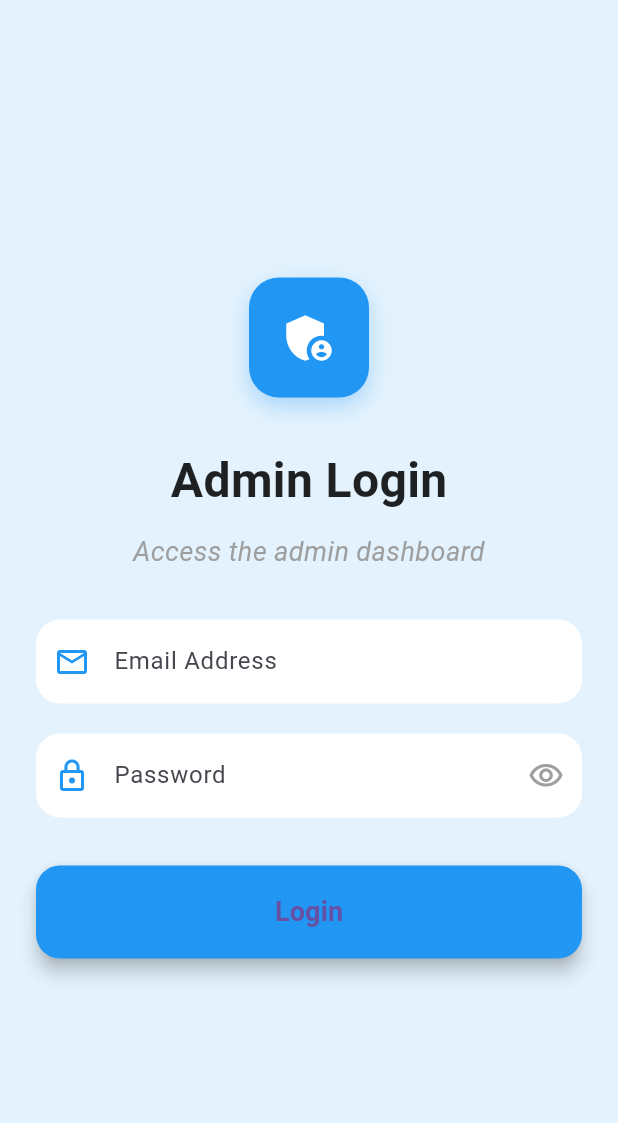
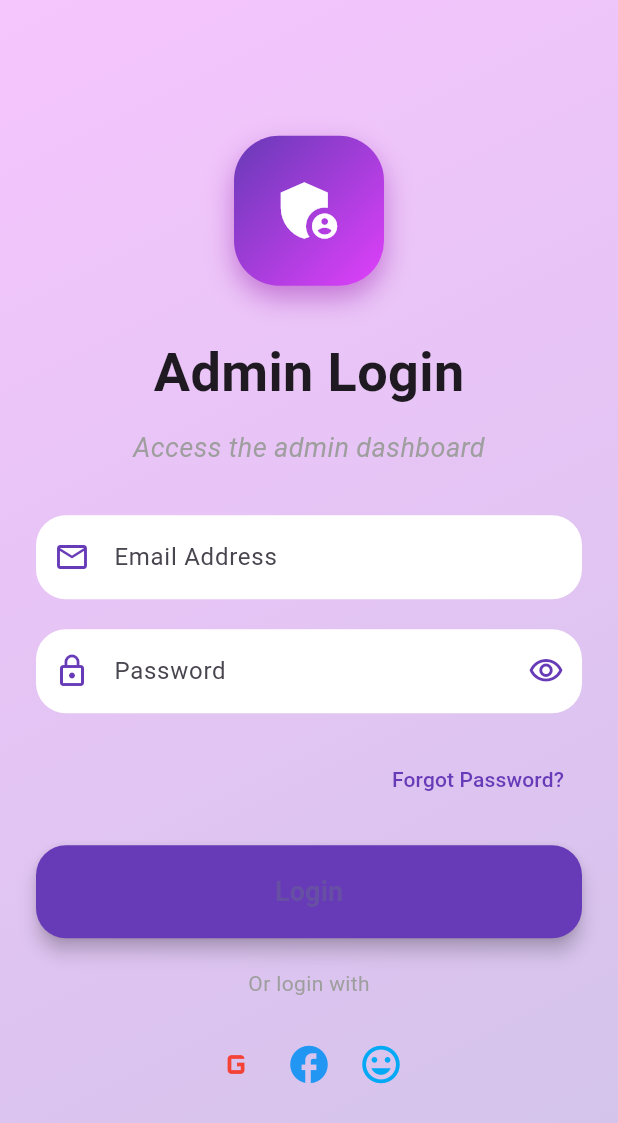
Before and after one commit to SiddhiGandhi20/AI_Powered_SubTeach, a Flutter app: the AdminLoginScreen screen opened directly, on a phone screen of 412 x 824 dp. Shown: the top 1123 px of the screen. Run offline on Flutter 3.47's test engine with Material 3 defaults, Android fonts, the phone set to English and light mode, and no system bars; our stand-ins replace fl_chart, google_sign_in, image_picker, lottie, table_calendar.

Commit message:
first commit

```diff
--- a/lib/screens/admin_login_screen.dart
+++ b/lib/screens/admin_login_screen.dart
@@ -12,27 +12,56 @@ class _AdminLoginScreenState extends State<AdminLoginScreen> {
   final _formKey = GlobalKey<FormState>();
   final TextEditingController _emailController = TextEditingController();
   final TextEditingController _passwordController = TextEditingController();
-  final bool _isLoading = false;
+  bool _isLoading = false;
   bool isPasswordVisible = false;
+  String? _errorMessage;
 
-  void _handleLogin() {
-    // Directly navigate to the admin dashboard without checking email and password
+  void _handleLogin() async {
+    if (_formKey.currentState!.validate()) {
+      setState(() {
+        _isLoading = true;
+        _errorMessage = null;
+      });
+
+      // Simulate a login process
+      await Future.delayed(Duration(seconds: 2));
+
+      // For demonstration, always succeed. In a real app, check credentials here.
+      if (_emailController.text == 'admin@example.com' &&
+          _passwordController.text == 'password') {
         Navigator.pushReplacement(
           context,
           MaterialPageRoute(builder: (context) => const AdminDashboardScreen()),
         );
+      } else {
+        setState(() {
+          _errorMessage = 'Invalid email or password';
+        });
+      }
+
+      setState(() {
+        _isLoading = false;
+      });
+    }
   }
 
   @override
   Widget build(BuildContext context) {
     return Scaffold(
-      backgroundColor: Colors.blue.shade50, // Full screen background color.
-      body: Center( // Center the content vertically and horizontally.
+      backgroundColor: Colors.white,
+      body: Stack(
+        children: [
+          Positioned.fill(
+            child: CustomPaint(
+              painter: BackgroundPainter(),
+            ),
+          ),
+          Center(
             child: SingleChildScrollView(
               padding: const EdgeInsets.all(24.0),
               child: Center(
                 child: ConstrainedBox(
-              constraints: const BoxConstraints(maxWidth: 400), // Ensures responsiveness
+                  constraints: const BoxConstraints(maxWidth: 400),
                   child: Form(
                     key: _formKey,
                     child: Column(
@@ -41,33 +70,37 @@ class _AdminLoginScreenState extends State<AdminLoginScreen> {
                       children: [
                         const SizedBox(height: 40),
                         Container(
-                      width: 80,
-                      height: 80,
+                          width: 100,
+                          height: 100,
                           decoration: BoxDecoration(
-                        color: Colors.blue,
-                        borderRadius: BorderRadius.circular(20),
+                            gradient: LinearGradient(
+                              colors: [Colors.deepPurple, Colors.purpleAccent],
+                              begin: Alignment.topLeft,
+                              end: Alignment.bottomRight,
+                            ),
+                            borderRadius: BorderRadius.circular(30),
                             boxShadow: [
                               BoxShadow(
-                            color: Colors.blue.withOpacity(0.3),
-                            blurRadius: 12,
-                            offset: const Offset(0, 6),
+                                color: Colors.purple.withOpacity(0.5),
+                                blurRadius: 15,
+                                offset: const Offset(0, 8),
                               ),
                             ],
                           ),
                           child: const Icon(
                             Icons.admin_panel_settings,
                             color: Colors.white,
-                        size: 40,
+                            size: 50,
                           ),
                         ),
                         const SizedBox(height: 32),
                         const Text(
                           'Admin Login',
                           style: TextStyle(
-                        fontSize: 32,
+                            fontSize: 36,
                             fontWeight: FontWeight.bold,
                             color: Colors.black87,
-                        fontFamily: 'Roboto', // Add a custom font
+                            fontFamily: 'Roboto',
                           ),
                         ),
                         const SizedBox(height: 12),
@@ -89,12 +122,18 @@ class _AdminLoginScreenState extends State<AdminLoginScreen> {
                             filled: true,
                             fillColor: Colors.white,
                             border: OutlineInputBorder(
-                          borderRadius: BorderRadius.circular(16),
+                              borderRadius: BorderRadius.circular(20),
                               borderSide: BorderSide.none,
                             ),
-                        prefixIcon: const Icon(Icons.email_outlined, color: Colors.blue),
+                            prefixIcon: const Icon(Icons.email_outlined, color: Colors.deepPurple),
                             errorStyle: const TextStyle(fontSize: 12),
                           ),
+                          validator: (value) {
+                            if (value == null || value.isEmpty) {
+                              return 'Please enter your email';
+                            }
+                            return null;
+                          },
                         ),
                         const SizedBox(height: 20),
                         TextFormField(
@@ -106,33 +145,59 @@ class _AdminLoginScreenState extends State<AdminLoginScreen> {
                             filled: true,
                             fillColor: Colors.white,
                             border: OutlineInputBorder(
-                          borderRadius: BorderRadius.circular(16),
+                              borderRadius: BorderRadius.circular(20),
                               borderSide: BorderSide.none,
                             ),
-                        prefixIcon: const Icon(Icons.lock_outline, color: Colors.blue),
+                            prefixIcon: const Icon(Icons.lock_outline, color: Colors.deepPurple),
                             suffixIcon: IconButton(
                               icon: Icon(
                                 isPasswordVisible
                                     ? Icons.visibility_off_outlined
                                     : Icons.visibility_outlined,
-                            color: Colors.grey,
+                                color: Colors.deepPurple,
                               ),
                               onPressed: () => setState(
                                   () => isPasswordVisible = !isPasswordVisible),
                             ),
                             errorStyle: const TextStyle(fontSize: 12),
                           ),
+                          validator: (value) {
+                            if (value == null || value.isEmpty) {
+                              return 'Please enter your password';
+                            }
+                            return null;
+                          },
                         ),
-                    const SizedBox(height: 32),
+                        if (_errorMessage != null) ...[
+                          const SizedBox(height: 20),
+                          Text(
+                            _errorMessage!,
+                            style: const TextStyle(color: Colors.red, fontSize: 14),
+                          ),
+                        ],
+                        const SizedBox(height: 20),
+                        Align(
+                          alignment: Alignment.centerRight,
+                          child: TextButton(
+                            onPressed: () {
+                              // Handle forgot password
+                            },
+                            child: const Text(
+                              'Forgot Password?',
+                              style: TextStyle(color: Colors.deepPurple),
+                            ),
+                          ),
+                        ),
+                        const SizedBox(height: 20),
                         SizedBox(
                           width: double.infinity,
                           child: ElevatedButton(
                             onPressed: _isLoading ? null : _handleLogin,
                             style: ElevatedButton.styleFrom(
-                          backgroundColor: Colors.blue,
+                              backgroundColor: Colors.deepPurple,
                               padding: const EdgeInsets.symmetric(vertical: 18),
                               shape: RoundedRectangleBorder(
-                            borderRadius: BorderRadius.circular(16),
+                                borderRadius: BorderRadius.circular(20),
                               ),
                               elevation: 5,
                             ),
@@ -148,6 +213,35 @@ class _AdminLoginScreenState extends State<AdminLoginScreen> {
                                   ),
                           ),
                         ),
+                        const SizedBox(height: 20),
+                        const Text(
+                          'Or login with',
+                          style: TextStyle(color: Colors.grey),
+                        ),
+                        const SizedBox(height: 20),
+                        Row(
+                          mainAxisAlignment: MainAxisAlignment.center,
+                          children: [
+                            IconButton(
+                              onPressed: () {
+                                // Handle Google login
+                              },
+                              icon: const Icon(Icons.g_mobiledata, color: Colors.red, size: 30),
+                            ),
+                            IconButton(
+                              onPressed: () {
+                                // Handle Facebook login
+                              },
+                              icon: const Icon(Icons.facebook, color: Colors.blue, size: 30),
+                            ),
+                            IconButton(
+                              onPressed: () {
+                                // Handle Twitter login
+                              },
+                              icon: const Icon(Icons.tag_faces, color: Colors.lightBlue, size: 30),
+                            ),
+                          ],
+                        ),
                         const SizedBox(height: 40),
                       ],
                     ),
@@ -156,6 +250,27 @@ class _AdminLoginScreenState extends State<AdminLoginScreen> {
               ),
             ),
           ),
+        ],
+      ),
     );
   }
 }
+
+class BackgroundPainter extends CustomPainter {
+  @override
+  void paint(Canvas canvas, Size size) {
+    final paint = Paint()
+      ..shader = LinearGradient(
+        colors: [Colors.purpleAccent.withOpacity(0.3), Colors.deepPurple.withOpacity(0.3)],
+        begin: Alignment.topLeft,
+        end: Alignment.bottomRight,
+      ).createShader(Rect.fromLTWH(0, 0, size.width, size.height));
+
+    canvas.drawRect(Rect.fromLTWH(0, 0, size.width, size.height), paint);
+  }
+
+  @override
+  bool shouldRepaint(CustomPainter oldDelegate) {
+    return false;
+  }
+}
```
Also changed, not shown: pubspec.lock, 125 other files. Lines whose indentation alone changed are shown as unchanged.
